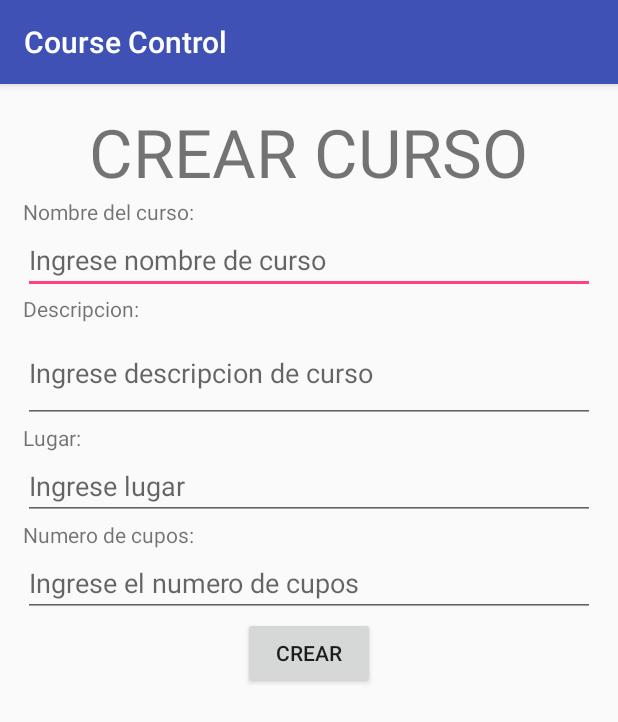
After one commit to kecastro/CourseControl, an Android app: the CreateCourseActivity screen opened directly, with no data from a screen before it, on a phone screen of 412 x 824 dp. The commit adds this screen. Shown: the top 722 px of the screen. Run offline under Robolectric (Android 15) with nearby library versions, the phone set to English and light mode, and no system bars; our stand-ins replace Firebase (no records; nobody signed in at launch, a user with empty details on screens opened directly).

Commit message:
added create course

```diff
--- a/app/build.gradle
+++ b/app/build.gradle
@@ -36,4 +36,5 @@ dependencies {
 
 
 
+
 apply plugin: 'com.google.gms.google-services'
--- /dev/null
+++ b/app/src/main/java/com/example/kcastrop/coursecontrol/CreateCourseActivity.java
@@ -0,0 +1,72 @@
+package com.example.kcastrop.coursecontrol;
+
+/**
+ * Created by Edwin on 07/10/17.
+ */
+
+import android.content.Intent;
+import android.support.v7.app.AppCompatActivity;
+import android.os.Bundle;
+import android.view.View;
+import android.widget.Button;
+import android.widget.EditText;
+import android.widget.Toast;
+
+import com.google.firebase.auth.FirebaseAuth;
+import com.google.firebase.database.DatabaseReference;
+import com.google.firebase.database.FirebaseDatabase;
+
+import entities.User;
+import entities.Course;
+
+public class CreateCourseActivity extends AppCompatActivity{
+
+    private EditText nameCourse;
+    private EditText course_reference;
+    private EditText course_location;
+    private EditText course_max_students;
+    private Button createCourse;
+
+    private FirebaseAuth firebaseAuth;
+    private DatabaseReference database;
+
+    @Override
+    protected void onCreate(Bundle savedInstanceState) {
+        super.onCreate(savedInstanceState);
+        setContentView(R.layout.activity_create_course);
+
+        final EditText nameCourse = (EditText) findViewById(R.id.name_course);
+        final EditText course_reference = (EditText) findViewById(R.id.course_reference);
+        final EditText course_location = (EditText) findViewById(R.id.course_location);
+        final EditText course_max_students = (EditText) findViewById(R.id.course_max_students);
+        final Button createCourse = (Button) findViewById(R.id.btn_create_course);
+        createCourse.setOnClickListener(new View.OnClickListener() {
+            @Override
+            public void onClick(View view) {
+                registrarCourse();
+            }
+        });
+
+    }
+
+    public void registrarCourse(){
+        String name = nameCourse.getText().toString();
+        String reference = course_reference.getText().toString();
+        String location = course_location.getText().toString();
+        int max_students = 0;
+        try {
+            max_students = Integer.parseInt(course_max_students.getText().toString());
+        } catch(NumberFormatException nfe) {
+            // Handle parse error.
+        }
+        firebaseAuth = FirebaseAuth.getInstance();
+        User u = new User(firebaseAuth.getCurrentUser().getUid());
+        database = FirebaseDatabase.getInstance().getReference();
+        Course course = new Course(name,reference,location,u,max_students);
+        database.child("Courses").child(course.getCourseId()).setValue(course);
+        finish();
+        Toast.makeText(CreateCourseActivity.this,"Curso creado",Toast.LENGTH_LONG).show();
+        startActivity(new Intent(getApplicationContext(), HomeActivity.class));
+    }
+
+}
--- a/app/src/main/res/layout/activity_baseactivity.xml
+++ b/app/src/main/res/layout/activity_baseactivity.xml
@@ -6,7 +6,6 @@
     android:layout_width="match_parent"
     android:layout_height="match_parent"
     tools:context="com.example.kcastrop.coursecontrol.BaseActivity">
-
 
         <!-- The main content view -->
     <LinearLayout
--- /dev/null
+++ b/app/src/main/res/layout/activity_create_course.xml
@@ -0,0 +1,77 @@
+<?xml version="1.0" encoding="utf-8"?>
+<android.support.constraint.ConstraintLayout xmlns:android="http://schemas.android.com/apk/res/android"
+    xmlns:app="http://schemas.android.com/apk/res-auto"
+    xmlns:tools="http://schemas.android.com/tools"
+    android:layout_width="match_parent"
+    android:layout_height="match_parent"
+    tools:context="com.example.kcastrop.coursecontrol.CreateCourseActivity">
+
+    <LinearLayout
+        android:orientation="vertical"
+        android:layout_width="fill_parent"
+        android:layout_height="fill_parent"
+        android:padding="15dp" >
+
+        <TextView
+            android:layout_width="wrap_content"
+            android:layout_height="wrap_content"
+            android:layout_gravity="center_horizontal"
+            android:text="CREAR CURSO"
+            android:textSize="20pt" />
+
+        <TextView
+            android:layout_width="wrap_content"
+            android:layout_height="wrap_content"
+            android:text="Nombre del curso:" />
+
+        <EditText
+            android:id="@+id/name_course"
+            android:layout_width="fill_parent"
+            android:layout_height="wrap_content"
+            android:hint="Ingrese nombre de curso" />
+
+        <TextView
+            android:layout_width="wrap_content"
+            android:layout_height="wrap_content"
+            android:text="Descripcion:" />
+
+        <EditText
+            android:id="@+id/course_reference"
+            android:layout_width="fill_parent"
+            android:layout_height="wrap_content"
+            android:inputType="textMultiLine"
+            android:lines="2"
+            android:hint="Ingrese descripcion de curso" />
+
+        <TextView
+            android:layout_width="wrap_content"
+            android:layout_height="wrap_content"
+            android:text="Lugar:" />
+
+        <EditText
+            android:id="@+id/course_location"
+            android:layout_width="fill_parent"
+            android:layout_height="wrap_content"
+            android:hint="Ingrese lugar " />
+
+        <TextView
+            android:layout_width="wrap_content"
+            android:layout_height="wrap_content"
+            android:text="Numero de cupos:" />
+
+        <EditText
+            android:id="@+id/course_max_students"
+            android:layout_width="fill_parent"
+            android:layout_height="wrap_content"
+            android:hint="Ingrese el numero de cupos " />
+
+        <Button
+            android:id="@+id/btn_create_course"
+            android:layout_width="wrap_content"
+            android:layout_height="wrap_content"
+            android:layout_gravity="center_horizontal"
+            android:text="Crear" />
+
+    </LinearLayout>
+
+</android.support.constraint.ConstraintLayout>
```
Also changed, not shown: app/src/main/AndroidManifest.xml (+6 -5 lines), app/src/main/java/com/example/kcastrop/coursecontrol/HomeActivity.java (+19 -2 lines), app/src/main/java/entities/Course.java (+12 -1 lines), app/src/main/res/layout/activity_home.xml (+14 -2 lines), app/src/main/res/drawable/createcourse.png (added), 1 other file.
